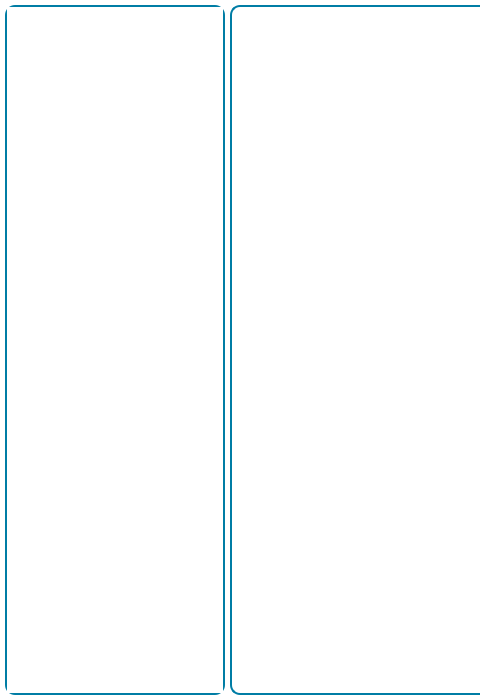
Old version of the form SS_GDE/ViewWidget/viewwidget.ui in the repository Micheal1022/SS_GDE_Project; both pictures show x 0 to 480 and y 0 to 700 of the 1350 by 700 pixel window.
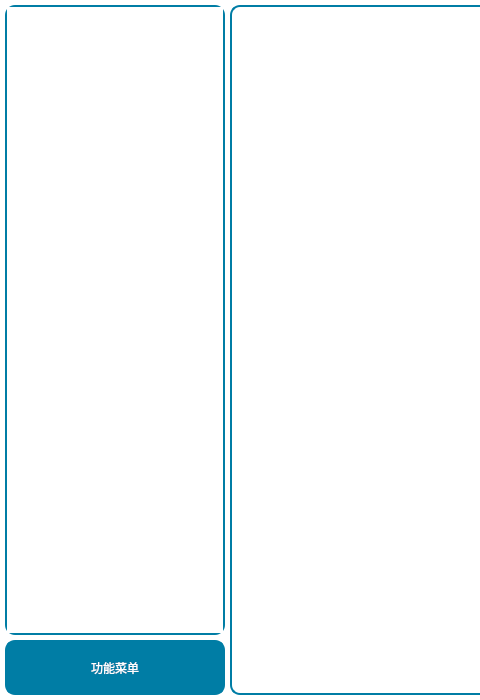
New version of the form.

Patch:
```diff
--- a/SS_GDE/ViewWidget/viewwidget.ui
+++ b/SS_GDE/ViewWidget/viewwidget.ui
@@ -90,6 +90,11 @@
     <number>5</number>
    </property>
    <item>
+    <layout class="QVBoxLayout" name="verticalLayout">
+     <property name="spacing">
+      <number>5</number>
+     </property>
+     <item>
     <widget class="QTreeWidget" name="treeWidget">
      <property name="sizePolicy">
       <sizepolicy hsizetype="Fixed" vsizetype="Expanding">
@@ -100,7 +105,7 @@
      <property name="minimumSize">
       <size>
        <width>220</width>
-       <height>690</height>
+         <height>630</height>
       </size>
      </property>
      <property name="maximumSize">
@@ -158,6 +163,30 @@
       </property>
      </column>
     </widget>
+     </item>
+     <item>
+      <widget class="QToolButton" name="menutBtn">
+       <property name="minimumSize">
+        <size>
+         <width>220</width>
+         <height>55</height>
+        </size>
+       </property>
+       <property name="maximumSize">
+        <size>
+         <width>220</width>
+         <height>55</height>
+        </size>
+       </property>
+       <property name="text">
+        <string>功能菜单</string>
+       </property>
+       <property name="toolButtonStyle">
+        <enum>Qt::ToolButtonTextBesideIcon</enum>
+       </property>
+      </widget>
+     </item>
+    </layout>
    </item>
    <item>
     <widget class="QStackedWidget" name="stackedWidgetBuild">
```
Left out of the diff: 2 changed lines with no effect on the pictures. Lines whose indentation alone changed are shown as unchanged.
